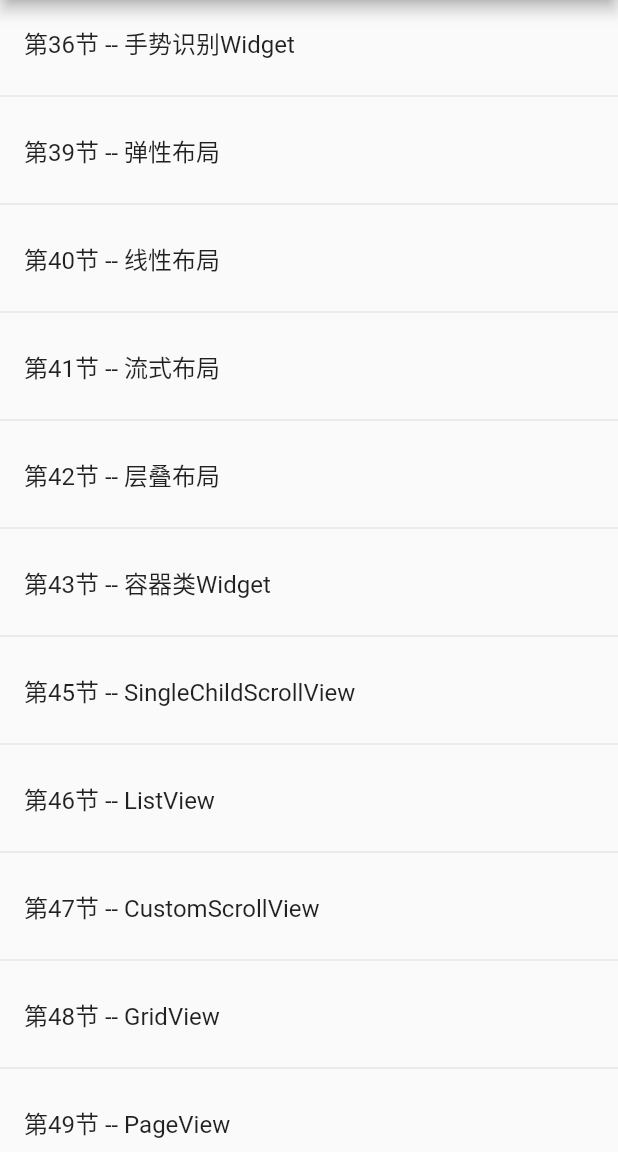
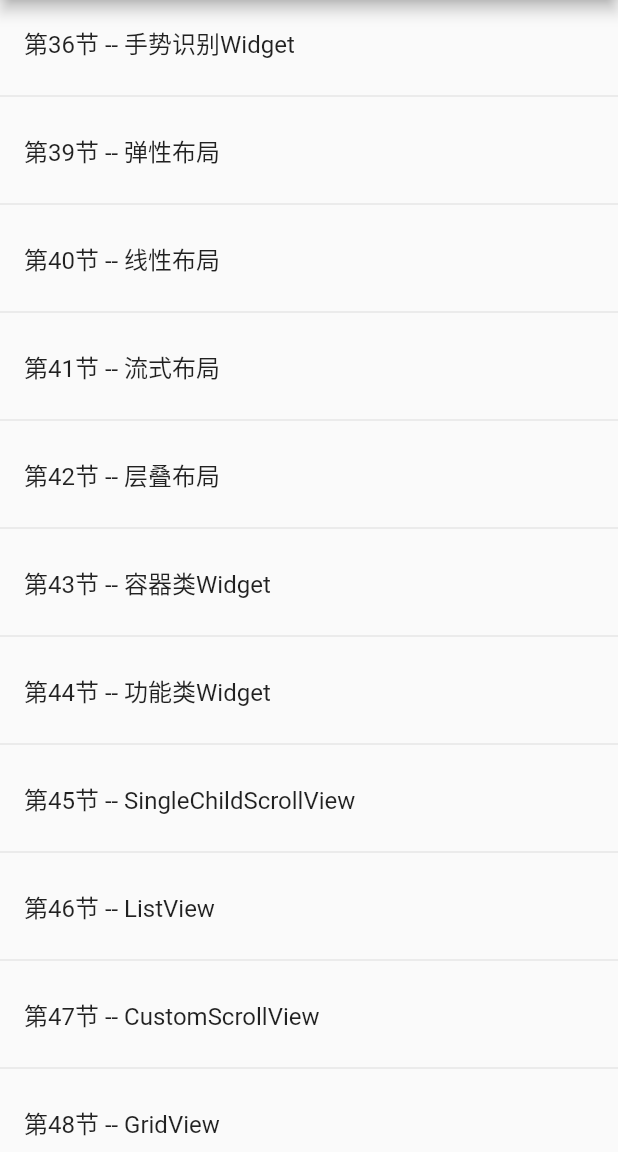
Before and after one commit to koudle/The-Guide-to-the-Flutter, a Flutter app: the screen it shows after launch, scrolled down 576 dp, on a phone screen of 412 x 824 dp, the part 84-1236 px from its top. Run offline on Flutter 3.47's test engine with Material 2 defaults, Android fonts, the phone set to English and light mode, and no system bars.

Commit message:
add features

```diff
--- /dev/null
+++ b/flutter_widget_demo/lib/features/ThemeFeatureWidget.dart
@@ -0,0 +1,27 @@
+import 'package:flutter/material.dart';
+
+void main() => runApp(ThemeFeatureWidget());
+
+class ThemeFeatureWidget extends StatelessWidget {
+  @override
+  Widget build(BuildContext context) {
+    return MaterialApp(
+      title: "Flutter Demo",
+      theme: ThemeData(
+        primaryColor: Colors.red,
+      ),
+      home: Scaffold(
+          appBar: AppBar(title: Text("Flutter 功能类Widget -- Theme")),
+          body: ChildText()),
+    );
+  }
+}
+
+class ChildText extends StatelessWidget {
+  @override
+  Widget build(BuildContext context) {
+    // TODO: implement build
+    return Text("Hello Flutter",
+        style: TextStyle(color: Theme.of(context).primaryColor));
+  }
+}
--- a/flutter_widget_demo/lib/main.dart
+++ b/flutter_widget_demo/lib/main.dart
@@ -5,6 +5,7 @@ import 'package:flutter_widget_demo/page/BottomSheetPage.dart';
 import 'package:flutter_widget_demo/page/ButtonPage.dart';
 import 'package:flutter_widget_demo/page/ContainersPage.dart';
 import 'package:flutter_widget_demo/page/DialogPage.dart';
+import 'package:flutter_widget_demo/page/FeaturesPage.dart';
 import 'package:flutter_widget_demo/page/FlexPage.dart';
 import 'package:flutter_widget_demo/page/GestureDetectorPage.dart';
 import 'package:flutter_widget_demo/page/GridViewPage.dart';
@@ -46,11 +47,12 @@ class MyApp extends StatelessWidget {
         '/Page11': (context) => WrapPage(),
         '/Page12': (context) => StackPage(),
         '/Page13': (context) => ContainersPage(),
-        '/Page14': (context) => SingleChildScrollViewWidget(),
-        '/Page15': (context) => ListViewPage(),
-        '/Page16': (context) => CustomScrollViewWidget(),
-        '/Page17': (context) => GridViewPage(),
-        '/Page18': (context) => PageViewPage(),
+        '/Page14': (context) => FeaturesPage(),
+        '/Page15': (context) => SingleChildScrollViewWidget(),
+        '/Page16': (context) => ListViewPage(),
+        '/Page17': (context) => CustomScrollViewWidget(),
+        '/Page18': (context) => GridViewPage(),
+        '/Page19': (context) => PageViewPage(),
       },
     );
   }
@@ -81,6 +83,7 @@ class _MyHomePageState extends State<MyHomePage> {
     '第41节 -- 流式布局',
     '第42节 -- 层叠布局',
     '第43节 -- 容器类Widget',
+    '第44节 -- 功能类Widget',
     '第45节 -- SingleChildScrollView',
     '第46节 -- ListView',
     '第47节 -- CustomScrollView',
```
Also changed, not shown: flutter_widget_demo/lib/features/MediaQueryFeatureWidget.dart (added, +47 -0 lines), flutter_widget_demo/lib/page/FeaturesPage.dart (added, +37 -0 lines), 1 other file.
